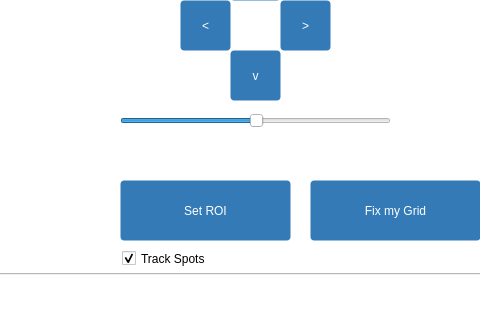
This is Windows/MainWindow_lowres.ui in brandhoff/ZerFit as Qt 5 draws it before an edit; both pictures show x 412 to 892 and y 436 to 756 of the 1137 by 756 pixel window. The edited form follows.
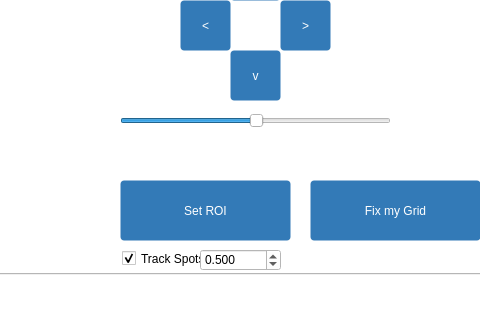
This is the edited form. Custom widgets are drawn as their Qt base class.

What changed in the file:
```diff
--- a/Windows/MainWindow_lowres.ui
+++ b/Windows/MainWindow_lowres.ui
@@ -331,6 +331,31 @@
        <bool>true</bool>
       </property>
      </widget>
+     <widget class="QDoubleSpinBox" name="spinRelInt">
+      <property name="geometry">
+       <rect>
+        <x>610</x>
+        <y>659</y>
+        <width>81</width>
+        <height>22</height>
+       </rect>
+      </property>
+      <property name="decimals">
+       <number>3</number>
+      </property>
+      <property name="minimum">
+       <double>0.010000000000000</double>
+      </property>
+      <property name="maximum">
+       <double>0.900000000000000</double>
+      </property>
+      <property name="singleStep">
+       <double>0.040000000000000</double>
+      </property>
+      <property name="value">
+       <double>0.500000000000000</double>
+      </property>
+     </widget>
     </widget>
     <widget class="QWidget" name="tabMain">
      <attribute name="title">
```
